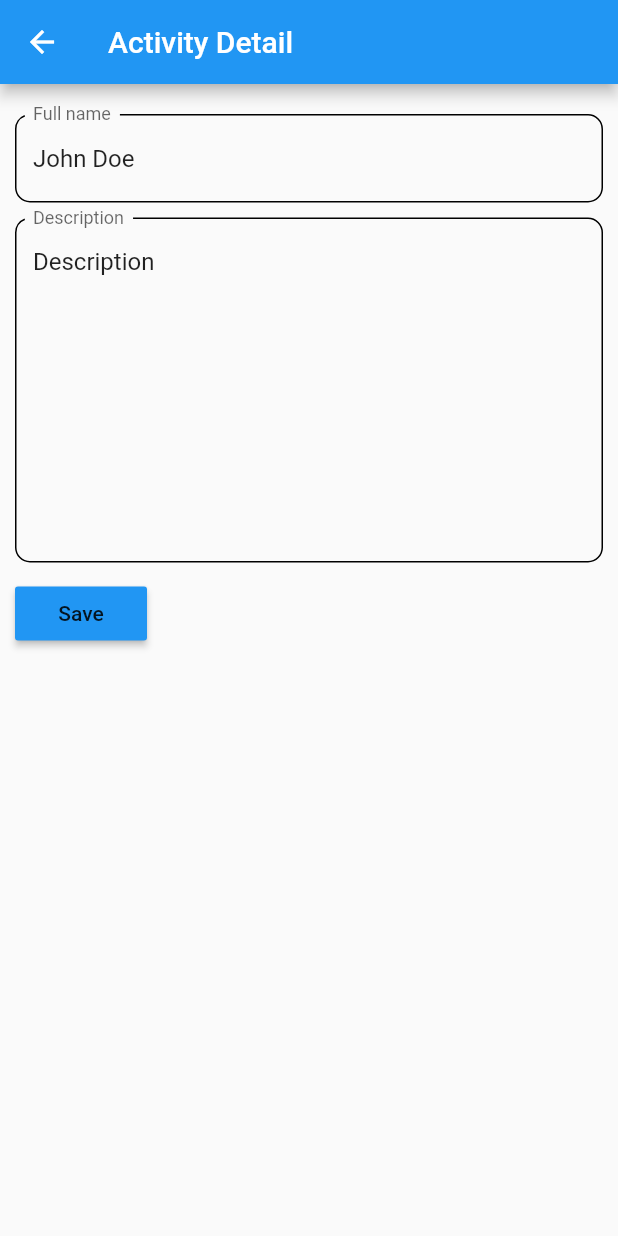
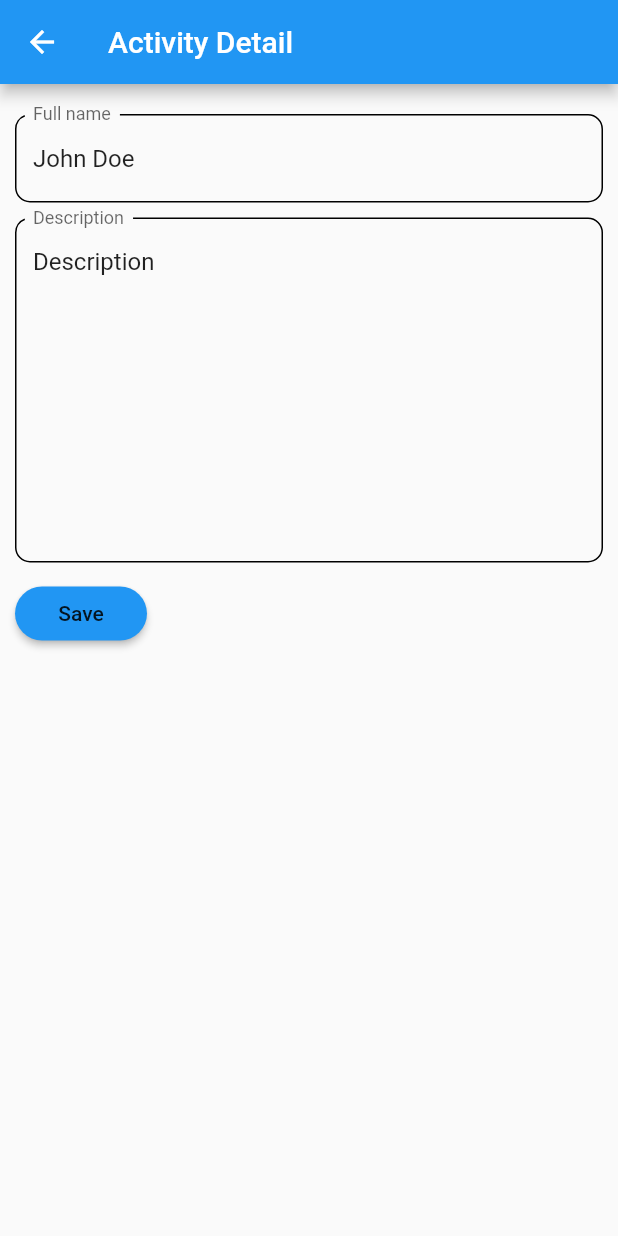
Before and after one commit to flaviup/go_feed, a Flutter app: the screen it shows after launch, after a tap on "John Doe", on a phone screen of 412 x 824 dp. Run offline on Flutter 3.47's test engine with Material 2 defaults, Android fonts, the phone set to English and light mode, and no system bars; our stand-ins replace timeago; missing offline and left inert: geocoder; network calls fail.

Commit message:
Button ui changes.

```diff
--- a/lib/pages/activity_detail_page.dart
+++ b/lib/pages/activity_detail_page.dart
@@ -20,6 +20,7 @@ class _ActivityDetailPageState extends State<ActivityDetailPage> {
 
   static final FieldRadius = BorderRadius.circular(10); // 0 - 30
   static final FieldBorder = OutlineInputBorder(gapPadding: 6, borderRadius: FieldRadius);
+  static final ButtonRadius = BorderRadius.circular(20); // 0 - 30
 
   String _fullName;
   String _description;
@@ -104,6 +105,7 @@ class _ActivityDetailPageState extends State<ActivityDetailPage> {
                 color: Colors.blue,
                 child: Text("Save",
                 ),
+                shape: RoundedRectangleBorder(borderRadius: ButtonRadius),
                 onPressed: () {
                   if (_formKey.currentState.validate()) {
                     _formKey.currentState.save();
```
